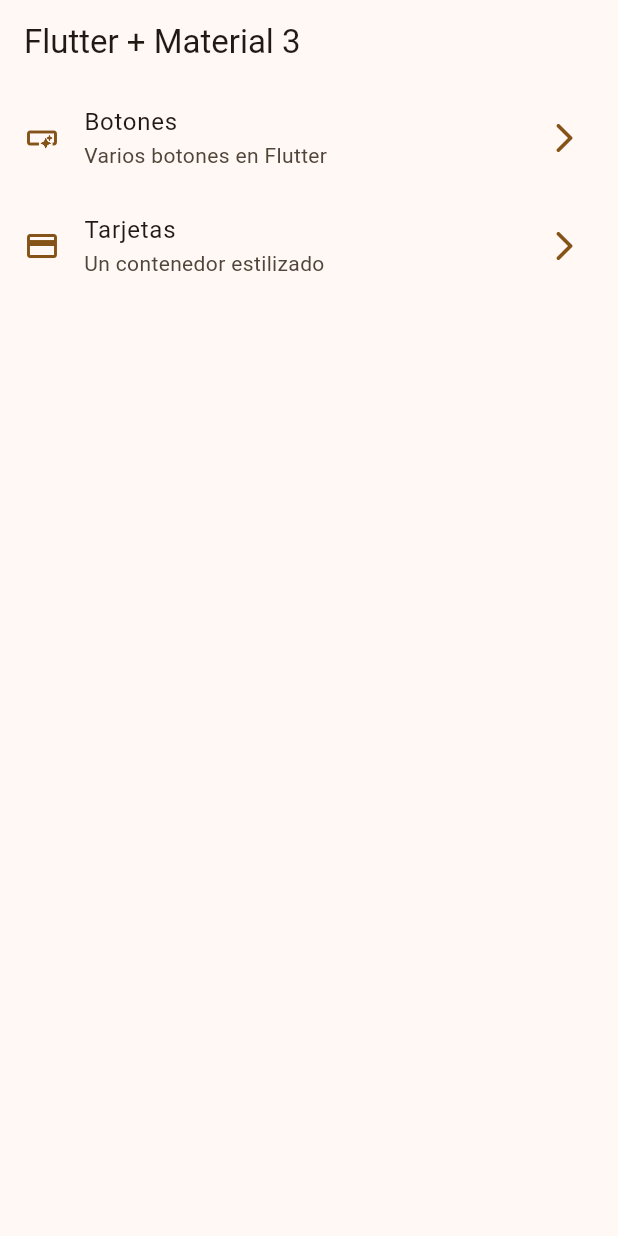
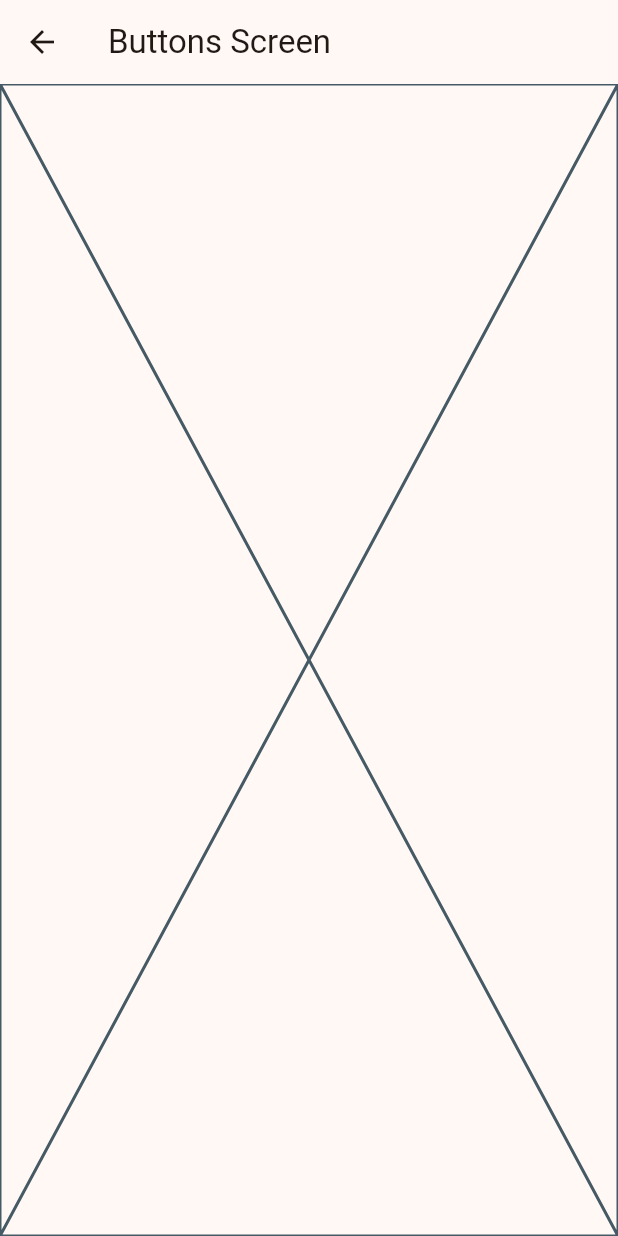
Before and after one commit to PabloVegaFundador/CursoFlutter, a Flutter app: the screen it shows after launch, after a tap on "Botones", on a phone screen of 412 x 824 dp. Run offline on Flutter 3.47's test engine with Material 3 defaults, Android fonts, the phone set to English and light mode, and no system bars; our stand-ins replace animate_do, dio, video_player.

```diff
--- a/widgets_app/lib/config/menu/menu_items.dart
+++ b/widgets_app/lib/config/menu/menu_items.dart
@@ -24,7 +24,7 @@ const appMenuItems = <MenuItem>[
   MenuItem(
     title: 'Tarjetas',
     subTitle: 'Un contenedor estilizado',
-    link: '/card',
+    link: '/cards',
     icon: Icons.credit_card,
   ),
 ];
--- a/widgets_app/lib/main.dart
+++ b/widgets_app/lib/main.dart
@@ -1,5 +1,7 @@
 import 'package:flutter/material.dart';
 import 'package:widgets_app/config/theme/app_theme.dart';
+import 'package:widgets_app/presentations/screens/buttons/buttons_screen.dart';
+import 'package:widgets_app/presentations/screens/cards/cards_screen.dart';
 import 'package:widgets_app/presentations/screens/home/home_screen.dart';
 
 void main() {
@@ -16,7 +18,11 @@ class MyApp extends StatelessWidget {
       debugShowCheckedModeBanner: false,
       theme: AppTheme(selectedColor: 6).getTheme(),
       home: const HomeScreen(),
+      routes: {
+        '/buttons':(context) => const ButtonsScreen(),
+        '/cards':(context) => const CardsScreen(),
 
+      },
     );
   }
 }
--- /dev/null
+++ b/widgets_app/lib/presentations/screens/buttons/buttons_screen.dart
@@ -0,0 +1,15 @@
+import 'package:flutter/material.dart';
+
+class ButtonsScreen extends StatelessWidget {
+  const ButtonsScreen({super.key});
+
+  @override
+  Widget build(BuildContext context) {
+    return Scaffold(
+      appBar: AppBar(
+        title: const Text('Buttons Screen')
+      ),
+      body: const Placeholder(),
+    );
+  }
+}
--- a/widgets_app/lib/presentations/screens/home/home_screen.dart
+++ b/widgets_app/lib/presentations/screens/home/home_screen.dart
@@ -1,5 +1,6 @@
 import 'package:flutter/material.dart';
 import 'package:widgets_app/config/menu/menu_items.dart';
+import 'package:widgets_app/presentations/screens/buttons/buttons_screen.dart';
 
 class HomeScreen extends StatelessWidget {
   const HomeScreen({super.key});
@@ -7,9 +8,7 @@ class HomeScreen extends StatelessWidget {
   @override
   Widget build(BuildContext context) {
     return Scaffold(
-      appBar: AppBar(
-        title: const Text('Flutter + Material 3'),
-      ),
+      appBar: AppBar(title: const Text('Flutter + Material 3')),
       body: const _HomeView(),
     );
   }
@@ -20,38 +19,39 @@ class _HomeView extends StatelessWidget {
 
   @override
   Widget build(BuildContext context) {
-
     return ListView.builder(
       itemCount: appMenuItems.length, //Para que no de fallo de index
-      itemBuilder:(context, index) {
-      final menuItem = appMenuItems[index];
+      itemBuilder: (context, index) {
+        final menuItem = appMenuItems[index];
 
-      return _CustomListTile(menuItem: menuItem);
-    },
-      );
+        return _CustomListTile(menuItem: menuItem);
+      },
+    );
   }
 }
 
 class _CustomListTile extends StatelessWidget {
-  const _CustomListTile({
-    required this.menuItem,
-  });
+  const _CustomListTile({required this.menuItem});
 
   final MenuItem menuItem;
 
   @override
   Widget build(BuildContext context) {
-    final colors = Theme.of(context).colorScheme ;
+    final colors = Theme.of(context).colorScheme;
 
     return ListTile(
       leading: Icon(menuItem.icon, color: colors.primary),
-      trailing: Icon(Icons.arrow_forward_ios_rounded, color: colors.primary,),
+      trailing: Icon(Icons.arrow_forward_ios_rounded, color: colors.primary),
       title: Text(menuItem.title),
       subtitle: Text(menuItem.subTitle),
       onTap: () {
-        //TODO: navegar a otra pantalla
+        // Navigator.of(context,).push
+        // (MaterialPageRoute(
+        //   builder: (context) => const ButtonsScreen(),
+        //   ),
+        // );
+        Navigator.pushNamed(context, menuItem.link);
       },
-
     );
   }
 }
```
Also changed, not shown: widgets_app/lib/presentations/screens/cards/cards_screen.dart (added, +15 -0 lines).
